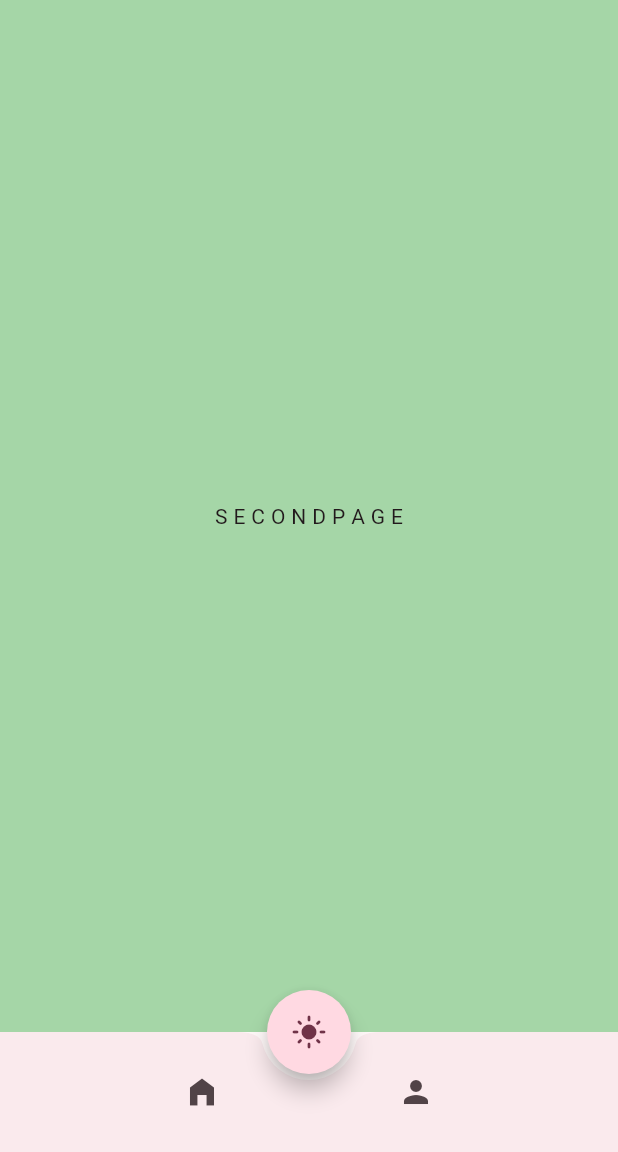
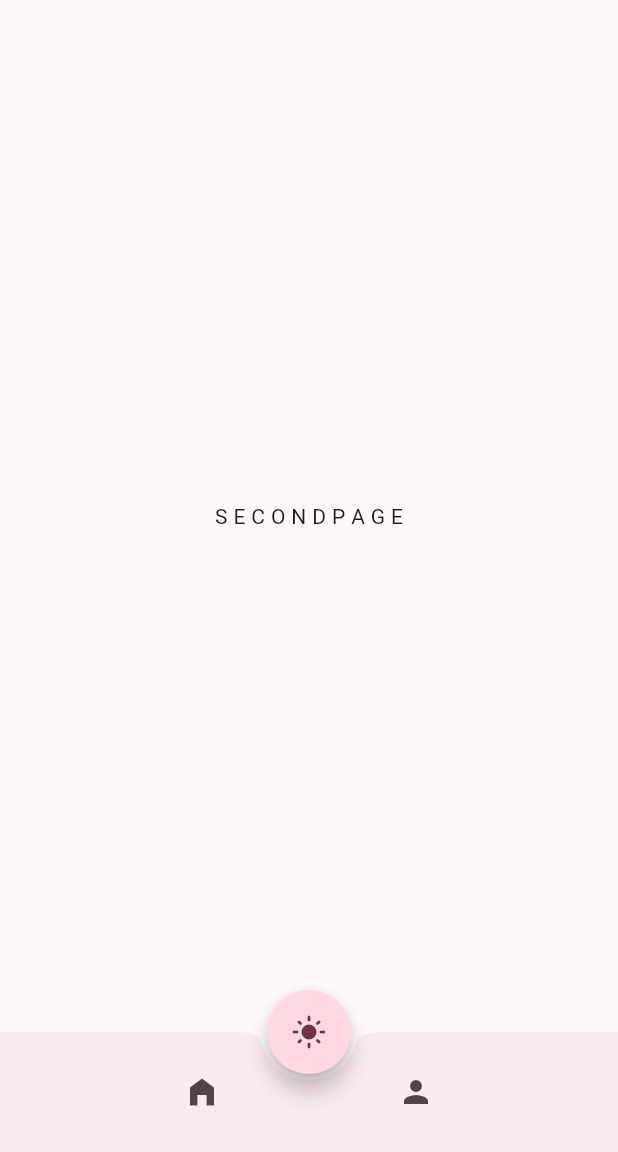
Before and after one commit to foreverStudent001/Todoshka, a Flutter app: the screen it shows after launch, after a tap on the "person" icon, on a phone screen of 412 x 824 dp, the part 84-1236 px from its top. Run offline on Flutter 3.47's test engine with Material 2 defaults, Android fonts, the light colour scheme and no system bars; our stand-ins replace flutter_bloc.

Commit message:
change-background

```diff
--- a/lib/src/pages/presentation/primary/first_page.dart
+++ b/lib/src/pages/presentation/primary/first_page.dart
@@ -4,7 +4,7 @@ class FirstPage extends StatelessWidget {
   @override
   Widget build(BuildContext context) {
     return Scaffold(
-      backgroundColor: Colors.blue[200],
+      backgroundColor: Colors.transparent,
       body: Center(
         child: Text('F I R S T P A G E'),
     ));
--- a/lib/src/pages/presentation/primary/second_page.dart
+++ b/lib/src/pages/presentation/primary/second_page.dart
@@ -4,7 +4,7 @@ class SecondPage extends StatelessWidget {
   @override
   Widget build(BuildContext context) {
     return Scaffold(
-        backgroundColor: Colors.green[200],
+        backgroundColor: Colors.transparent,
         body: Center(
           child: Text('S E C O N D P A G E'),
         ));
```
